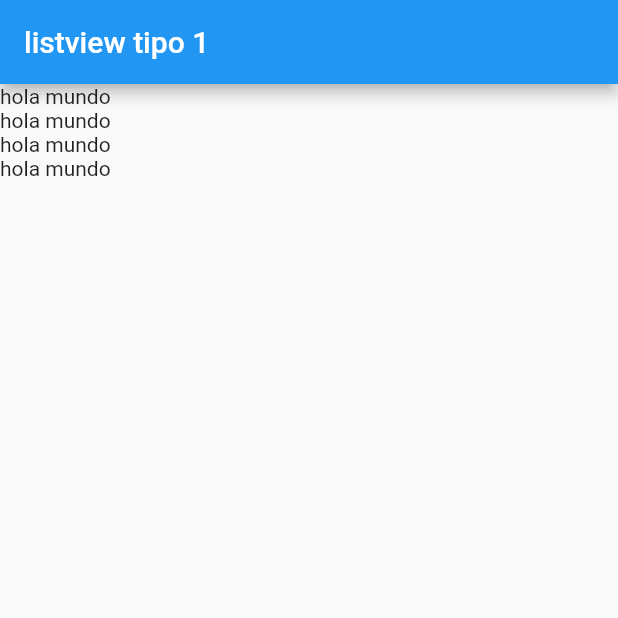
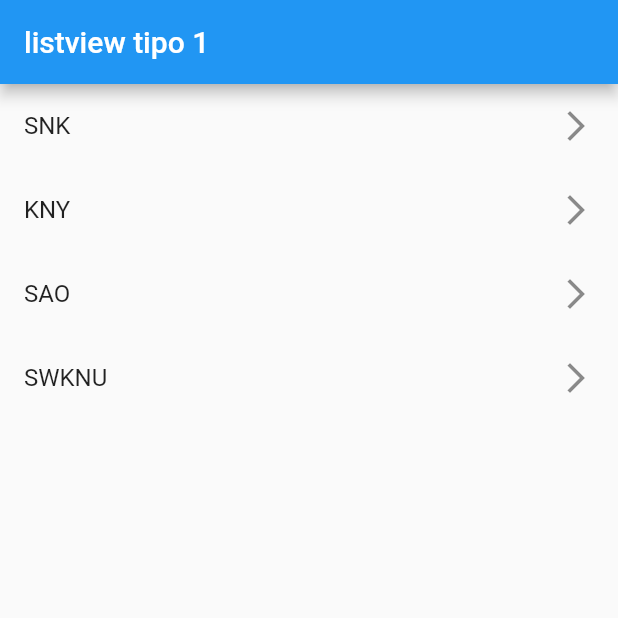
Before and after one commit to jermp96/flutter_components, a Flutter app: the screen it shows after launch, on a phone screen of 412 x 824 dp, the top half of it. Run offline on Flutter 3.47's test engine with Material 2 defaults, Android fonts, the phone set to English and light mode, and no system bars.

Commit message:
*crear listtiles a partir de una lista estatica

```diff
--- a/lib/screens/listview1_screen.dart
+++ b/lib/screens/listview1_screen.dart
@@ -2,6 +2,7 @@ import 'package:flutter/material.dart';
 
 class Listview1Screen extends StatelessWidget {
 
+  final options = const ['SNK', 'KNY','SAO','SWKNU'];
   const Listview1Screen({Key? key}) : super(key: key);
 
   @override
@@ -11,11 +12,13 @@ class Listview1Screen extends StatelessWidget {
         title: const Text('listview tipo 1'),
       ),
       body: ListView(
-        children: const [
-          Text('hola mundo'),
-          Text('hola mundo'),
-          Text('hola mundo'),
-          Text('hola mundo')
+        children:  [
+         ...options.map(
+           (anime) => ListTile(
+            title: Text(anime),
+            trailing: const Icon(Icons.arrow_forward_ios_outlined),
+          )
+           ).toList()
         ],
       )
     );
```
